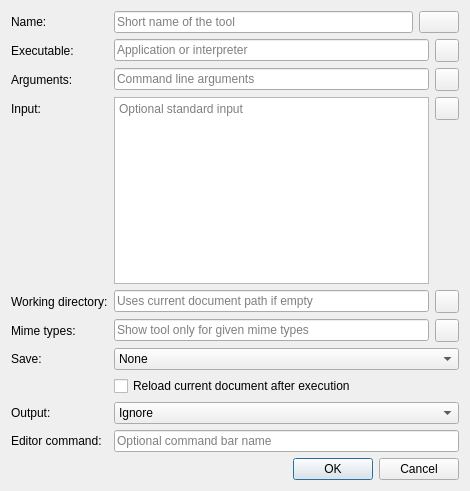
KDE/kate, file addons/externaltools/tooldialog.ui: the form before one commit.
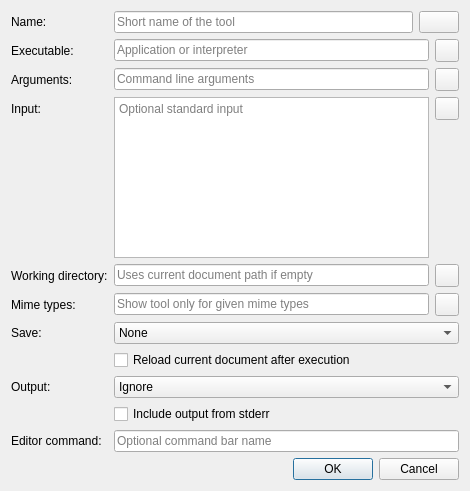
The form after the commit. Icons and pictures are not drawn. Custom widgets are drawn as their Qt base class.

Commit message: Add checkbox "[x] Include output from stderr and port to QRegularExpression

The edit to the form file:
```diff
--- a/addons/externaltools/tooldialog.ui
+++ b/addons/externaltools/tooldialog.ui
@@ -228,14 +228,14 @@
      </item>
     </widget>
    </item>
-   <item row="9" column="0">
+   <item row="10" column="0">
     <widget class="QLabel" name="label_6">
      <property name="text">
       <string>Editor command:</string>
      </property>
     </widget>
    </item>
-   <item row="9" column="1">
+   <item row="10" column="1">
     <widget class="QLineEdit" name="edtCommand">
      <property name="whatsThis">
       <string>If you specify a name here, you can invoke the command from the view command line with exttool-the_name_you_specified_here. Please do not use spaces or tabs in the name.</string>
@@ -245,7 +245,7 @@
      </property>
     </widget>
    </item>
-   <item row="10" column="1">
+   <item row="11" column="1">
     <widget class="QDialogButtonBox" name="buttonBox">
      <property name="orientation">
       <enum>Qt::Horizontal</enum>
@@ -306,6 +306,13 @@
      </item>
     </layout>
    </item>
+   <item row="9" column="1">
+    <widget class="QCheckBox" name="chkIncludeStderr">
+     <property name="text">
+      <string>Include output from stderr</string>
+     </property>
+    </widget>
+   </item>
   </layout>
  </widget>
  <customwidgets>
```
The commit also changes 4 other files.
